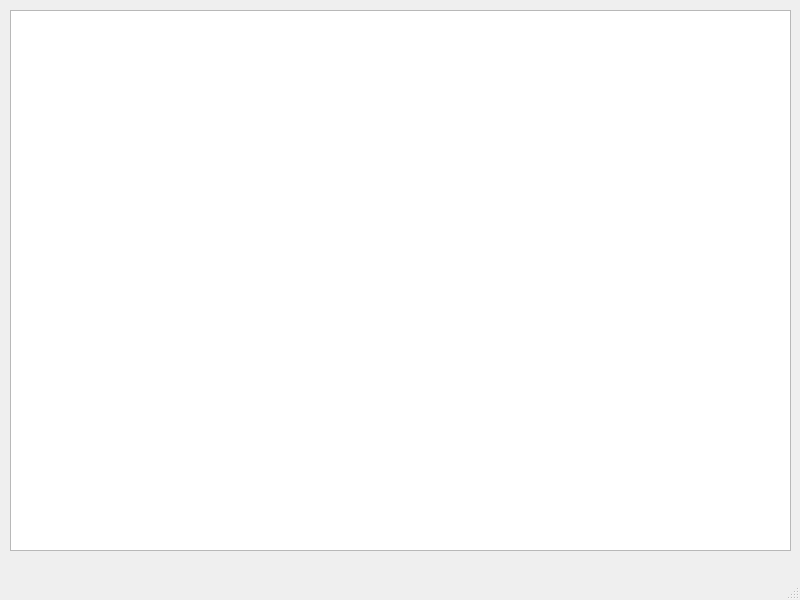
The window that server/trainticketsystemserver.ui (alexwang2001/AOOP_project) describes before a commit, drawn with Qt 5.
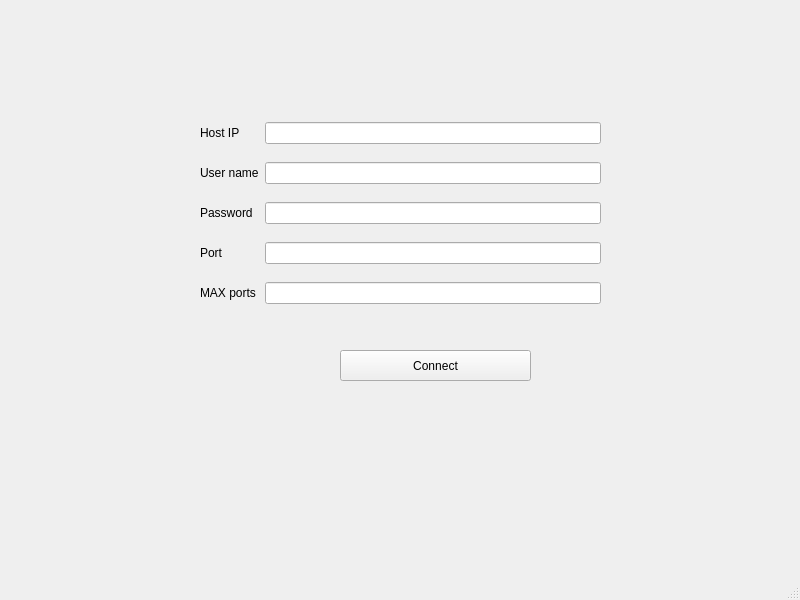
The same window after the commit.

Patch:
```diff
--- a/server/trainticketsystemserver.ui
+++ b/server/trainticketsystemserver.ui
@@ -14,15 +14,115 @@
    <string>TrainTicketSystemServer</string>
   </property>
   <widget class="QWidget" name="centralwidget">
-   <widget class="QTableView" name="tableView">
+   <widget class="QStackedWidget" name="stackedWidget">
     <property name="geometry">
      <rect>
-      <x>10</x>
-      <y>10</y>
-      <width>781</width>
-      <height>541</height>
+      <x>0</x>
+      <y>0</y>
+      <width>801</width>
+      <height>581</height>
      </rect>
     </property>
+    <property name="currentIndex">
+     <number>1</number>
+    </property>
+    <widget class="QWidget" name="page">
+     <widget class="QTableView" name="tableView">
+      <property name="geometry">
+       <rect>
+        <x>10</x>
+        <y>10</y>
+        <width>781</width>
+        <height>541</height>
+       </rect>
+      </property>
+     </widget>
+    </widget>
+    <widget class="QWidget" name="page_2">
+     <widget class="QPushButton" name="pushButton">
+      <property name="geometry">
+       <rect>
+        <x>340</x>
+        <y>350</y>
+        <width>191</width>
+        <height>31</height>
+       </rect>
+      </property>
+      <property name="text">
+       <string>Connect</string>
+      </property>
+     </widget>
+     <widget class="QWidget" name="gridLayoutWidget">
+      <property name="geometry">
+       <rect>
+        <x>200</x>
+        <y>110</y>
+        <width>401</width>
+        <height>211</height>
+       </rect>
+      </property>
+      <layout class="QGridLayout" name="gridLayout">
+       <item row="4" column="1">
+        <widget class="QLineEdit" name="lineEdit_5"/>
+       </item>
+       <item row="0" column="1">
+        <widget class="QLineEdit" name="lineEdit"/>
+       </item>
+       <item row="2" column="1">
+        <widget class="QLineEdit" name="lineEdit_3">
+         <property name="echoMode">
+          <enum>QLineEdit::Normal</enum>
+         </property>
+        </widget>
+       </item>
+       <item row="3" column="1">
+        <widget class="QLineEdit" name="lineEdit_4"/>
+       </item>
+       <item row="1" column="1">
+        <widget class="QLineEdit" name="lineEdit_2">
+         <property name="echoMode">
+          <enum>QLineEdit::Password</enum>
+         </property>
+        </widget>
+       </item>
+       <item row="4" column="0">
+        <widget class="QLabel" name="label_5">
+         <property name="text">
+          <string>MAX ports</string>
+         </property>
+        </widget>
+       </item>
+       <item row="3" column="0">
+        <widget class="QLabel" name="label_4">
+         <property name="text">
+          <string>Port</string>
+         </property>
+        </widget>
+       </item>
+       <item row="2" column="0">
+        <widget class="QLabel" name="label_3">
+         <property name="text">
+          <string>Password</string>
+         </property>
+        </widget>
+       </item>
+       <item row="1" column="0">
+        <widget class="QLabel" name="label_2">
+         <property name="text">
+          <string>User name</string>
+         </property>
+        </widget>
+       </item>
+       <item row="0" column="0">
+        <widget class="QLabel" name="label">
+         <property name="text">
+          <string>Host IP</string>
+         </property>
+        </widget>
+       </item>
+      </layout>
+     </widget>
+    </widget>
    </widget>
   </widget>
   <widget class="QMenuBar" name="menubar">
```
